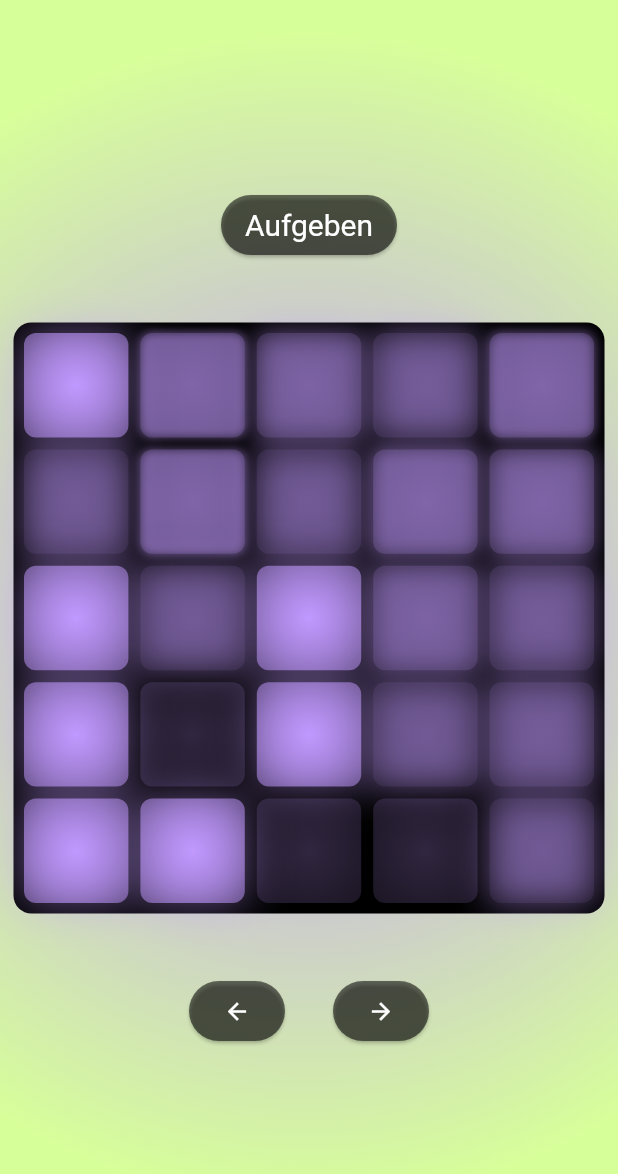
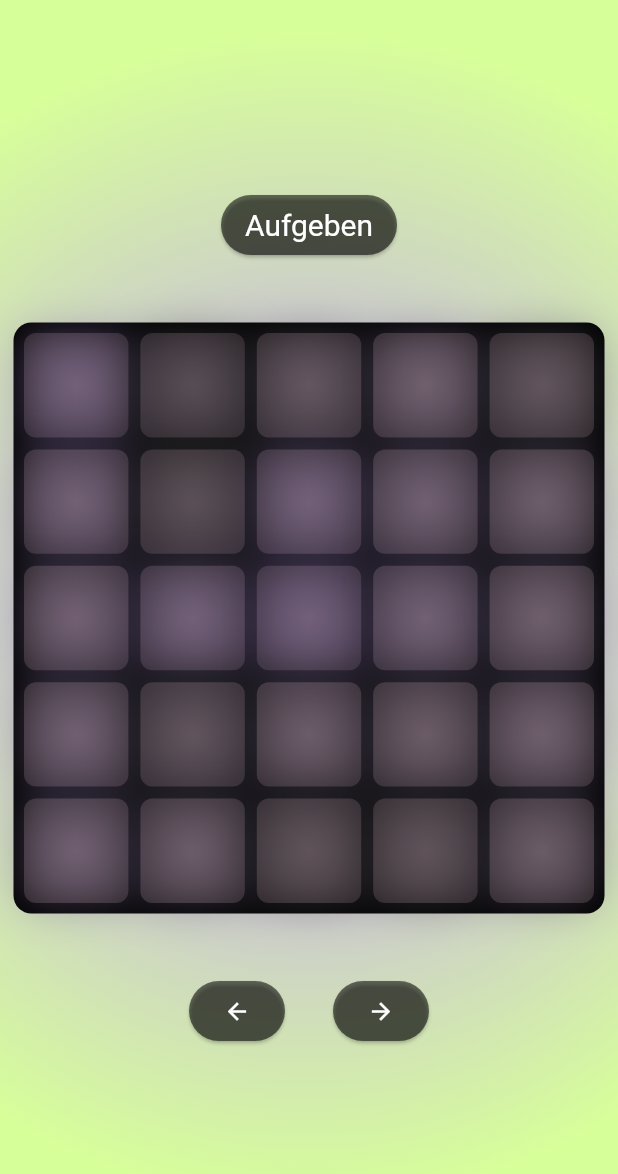
Before and after one commit to Mike4A/lights_out, a Flutter app: the screen it shows after launch, after a tap on "Start", on a phone screen of 412 x 824 dp. Shown: the top 1174 px of the screen. Run offline on Flutter 3.47's test engine with Material 3 defaults, Android fonts, the phone set to English and light mode, and no system bars.

Commit message:
tuned animation

```diff
--- a/lib/screens/game_screen.dart
+++ b/lib/screens/game_screen.dart
@@ -21,14 +21,16 @@ class _GameScreenState extends State<GameScreen> {
   late List<List<List<bool>>> _history;
   int _frameIndex = 0;
 
-  Color get _getLightColor => HSLColor.fromAHSL(
+  Color get _getLightColor =>
+      HSLColor.fromAHSL(
         1,
         _hue,
         AppConstants.lightSaturation,
         AppConstants.lightLuminosity,
       ).toColor();
 
-  Color get _getBackgroundColor => HSLColor.fromAHSL(
+  Color get _getBackgroundColor =>
+      HSLColor.fromAHSL(
         1,
         (_hue + 180) % 360,
         AppConstants.lightSaturation,
@@ -241,9 +243,25 @@ class _GameScreenState extends State<GameScreen> {
                     }
                   },
                   child: AnimatedContainer(
-                    duration: const Duration(milliseconds: 500),
+                    duration: const Duration(milliseconds: 2000),
                     margin: const EdgeInsets.all(4),
                     decoration: BoxDecoration(
+                      boxShadow: _grid[x][y]
+                          ? [
+                        BoxShadow(
+                          color: _getLightColor.withAlpha(128),
+                          blurRadius: 24,
+                          spreadRadius: 1,
+                        ),
+                      ] :
+                      [
+                        BoxShadow(
+                          color: Colors.grey.shade800.withAlpha(128),
+                          blurRadius: 24,
+                          spreadRadius: 1,
+                        ),
+                      ]
+                          ,
                       gradient: _grid[x][y]
                           ? RadialGradient(
                         colors: [_getLightColor, _getLightColor.withAlpha(100)],
@@ -257,15 +275,7 @@ class _GameScreenState extends State<GameScreen> {
                       ),
                       color: _grid[x][y] ? null : Colors.grey[800],
                       borderRadius: BorderRadius.circular(8),
-                      boxShadow: _grid[x][y]
-                          ? [
-                              BoxShadow(
-                                color: _getLightColor.withAlpha(128),
-                                blurRadius: 24,
-                                spreadRadius: 1,
-                              ),
-                            ]
-                          : null,
+
                     ),
                   ),
                 ),
```
Lines whose indentation alone changed are shown as unchanged.
